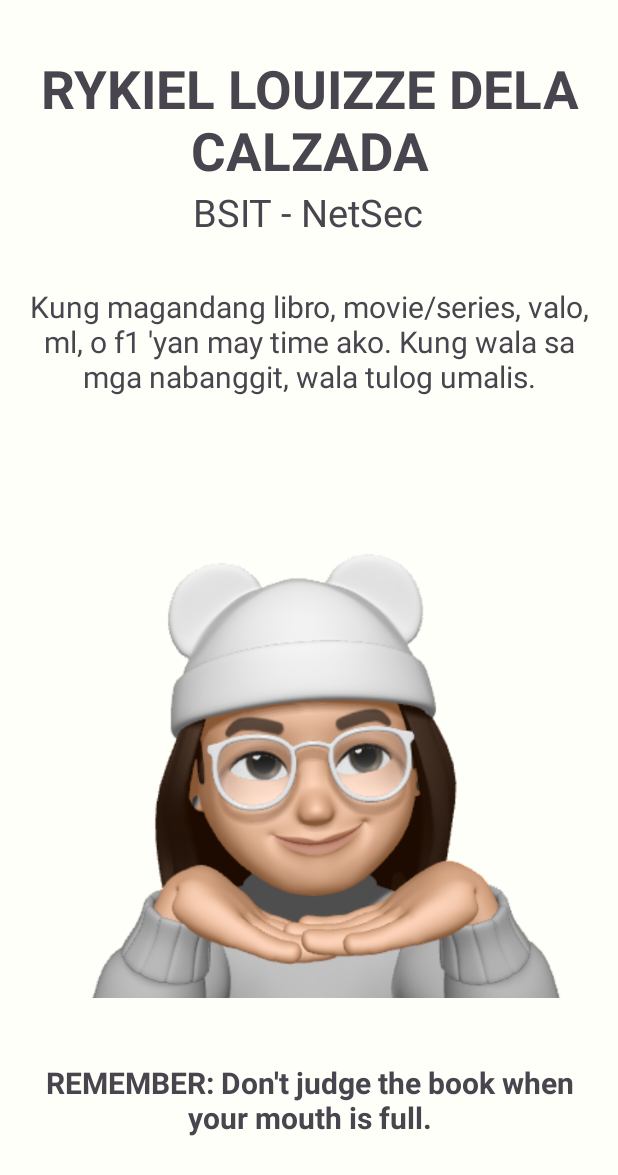
After one commit to pacalso-jjc/cc17-3k-about-me, an Android app: the AboutRykielActivity screen opened directly, with no data from a screen before it, on a phone screen of 412 x 824 dp. The commit adds this screen. Shown: the top 1175 px of the screen. Run offline under Robolectric (Android 15) with nearby library versions, the phone set to English and light mode, and no system bars.

Commit message:
Add Rykiel Louizze Dela Calzada show more page

```diff
--- a/app/src/main/AndroidManifest.xml
+++ b/app/src/main/AndroidManifest.xml
@@ -22,6 +22,9 @@
             android:name=".AboutPaoActivity"
             android:exported="false"/>
         <activity
+            android:name=".AboutRykielActivity"
+            android:exported="false" />
+        <activity
             android:name=".MainActivity"
             android:exported="true">
             <intent-filter>
--- /dev/null
+++ b/app/src/main/java/com/example/cc17_3f_aboutme/AboutRykielActivity.kt
@@ -0,0 +1,20 @@
+package com.example.cc17_3f_aboutme
+
+import android.os.Bundle
+import androidx.activity.enableEdgeToEdge
+import androidx.appcompat.app.AppCompatActivity
+import androidx.core.view.ViewCompat
+import androidx.core.view.WindowInsetsCompat
+
+class AboutRykielActivity : AppCompatActivity() {
+    override fun onCreate(savedInstanceState: Bundle?) {
+        super.onCreate(savedInstanceState)
+        enableEdgeToEdge()
+        setContentView(R.layout.activity_about_rykiel)
+        ViewCompat.setOnApplyWindowInsetsListener(findViewById(R.id.main)) { v, insets ->
+            val systemBars = insets.getInsets(WindowInsetsCompat.Type.systemBars())
+            v.setPadding(systemBars.left, systemBars.top, systemBars.right, systemBars.bottom)
+            insets
+        }
+    }
+}
--- a/app/src/main/java/com/example/cc17_3f_aboutme/MainActivity.kt
+++ b/app/src/main/java/com/example/cc17_3f_aboutme/MainActivity.kt
@@ -51,8 +51,10 @@ class MainActivity : AppCompatActivity() {
         val rykielDelaCalzada = AboutMe(R.drawable.rykiel_delacalzada_dp,
             "Rykiel Louizze Dela Calzada",
             "BSIT - NetSec",
-            {/*TODO add onClickListener when show more button is clicked*/}
-        )
+            {view ->
+                val intent = Intent(this, AboutRykielActivity::class.java)
+                startActivity(intent)
+            })
 
         val arrList = listOf(aboutMe1, aboutMe2, aboutMe48, rykielDelaCalzada)
 
--- /dev/null
+++ b/app/src/main/res/layout/activity_about_rykiel.xml
@@ -0,0 +1,79 @@
+<?xml version="1.0" encoding="utf-8"?>
+<FrameLayout xmlns:android="http://schemas.android.com/apk/res/android"
+    xmlns:app="http://schemas.android.com/apk/res-auto"
+    xmlns:tools="http://schemas.android.com/tools"
+    android:id="@+id/main"
+    android:layout_width="match_parent"
+    android:layout_height="match_parent"
+    android:padding="16dp"
+    android:background="#FFFFF9"
+    tools:context=".AboutRykielActivity">
+
+    <ScrollView
+        android:layout_width="match_parent"
+        android:layout_height="match_parent"
+        tools:ignore="UselessParent">
+
+        <LinearLayout
+            android:layout_width="match_parent"
+            android:layout_height="wrap_content"
+            android:orientation="vertical"
+            tools:ignore="UselessParent">
+
+            <TextView
+                android:layout_width="wrap_content"
+                android:layout_height="wrap_content"
+                android:layout_marginTop="35dp"
+                android:layout_gravity="center"
+                android:textAlignment="center"
+                android:text="Rykiel Louizze Dela Calzada"
+                android:textStyle="bold"
+                android:textAllCaps="true"
+                android:textSize="35sp"
+                tools:ignore="HardcodedText" />
+
+            <TextView
+                android:layout_width="wrap_content"
+                android:layout_height="wrap_content"
+                android:layout_gravity="center"
+                android:text="BSIT - NetSec"
+                android:textSize="25sp"
+                tools:ignore="HardcodedText" />
+
+            <TextView
+                android:layout_width="wrap_content"
+                android:layout_height="wrap_content"
+                android:layout_gravity="center"
+                android:textAlignment="center"
+                android:layout_marginTop="32dp"
+                android:layout_marginStart="16dp"
+                android:layout_marginEnd="16dp"
+                android:text="Kung magandang libro, movie/series, valo, ml, o f1 'yan may time ako. Kung wala sa mga nabanggit, wala tulog umalis."
+                android:textSize="20sp"
+                tools:ignore="HardcodedText" />
+
+            <ImageView
+                android:layout_width="371dp"
+                android:layout_height="443dp"
+                android:layout_gravity="center"
+                android:contentDescription="Picture"
+                android:src="@drawable/rykiel_delacalzada_image"
+                tools:ignore="HardcodedText" />
+
+            <TextView
+                android:layout_width="wrap_content"
+                android:layout_height="wrap_content"
+                android:layout_gravity="center"
+                android:textAlignment="center"
+                android:layout_marginStart="16dp"
+                android:layout_marginEnd="16dp"
+                android:text="REMEMBER: Don't judge the book when your mouth is full."
+                android:textStyle="bold"
+                android:textSize="20sp"
+                tools:ignore="HardcodedText" />
+
+        </LinearLayout>
+
+   </ScrollView>
+
+</FrameLayout>
```
Also changed, not shown: app/src/main/res/drawable/rykiel_delacalzada_image.PNG (added).
